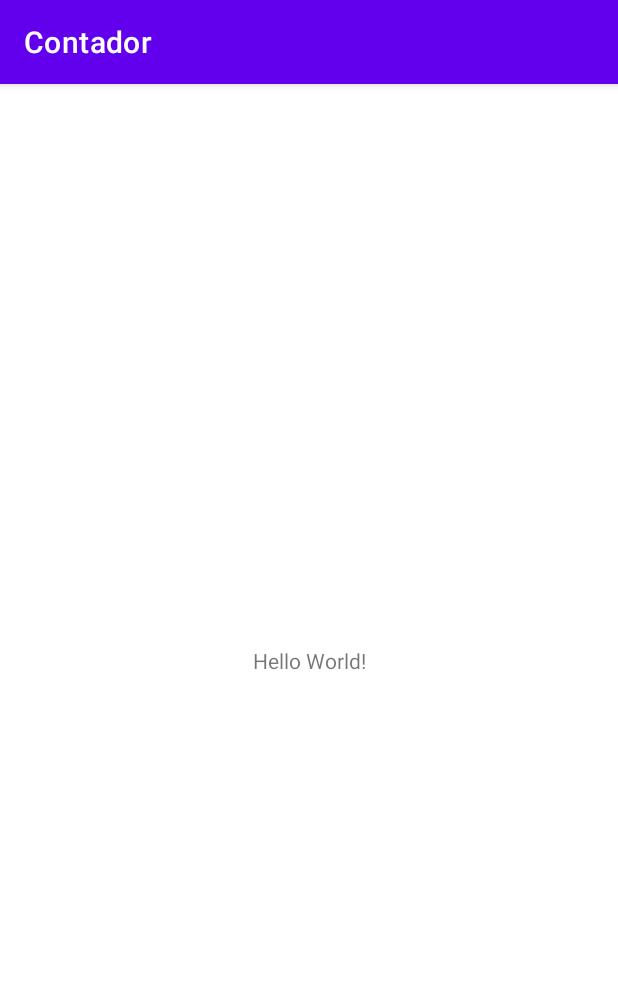
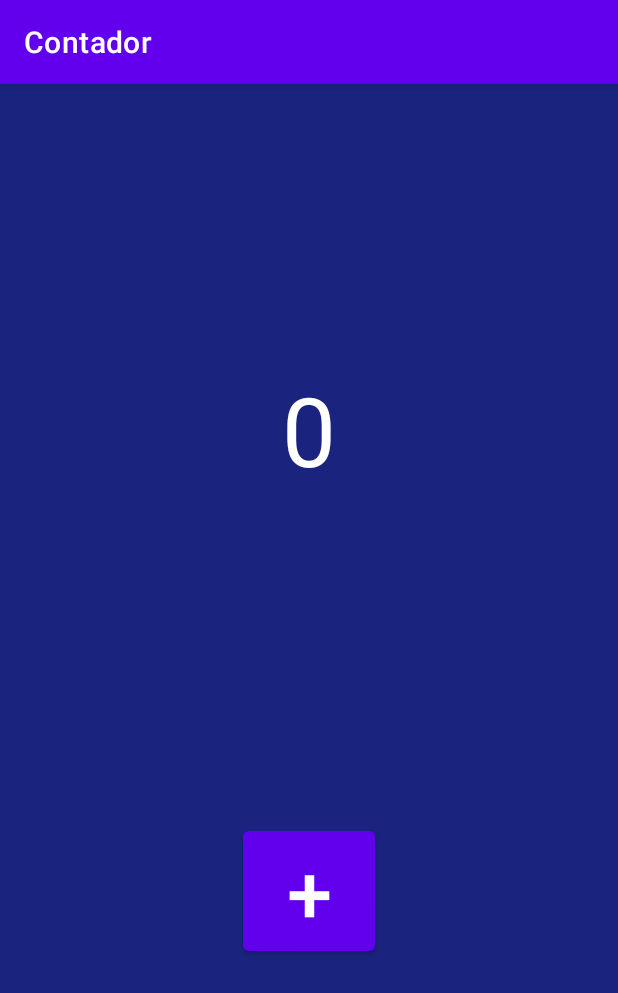
Before and after one commit to LucasOliveiraSimao/Contador, an Android app: the screen it shows after launch (MainActivity), on a phone screen of 412 x 824 dp. Shown: the top 993 px of the screen. Run offline under Robolectric (Android 15) with nearby library versions, the phone set to English and light mode, and no system bars.

Commit message:
Cria tela principal

```diff
--- a/app/src/main/res/layout/activity_main.xml
+++ b/app/src/main/res/layout/activity_main.xml
@@ -4,15 +4,56 @@
     xmlns:tools="http://schemas.android.com/tools"
     android:layout_width="match_parent"
     android:layout_height="match_parent"
+    android:background="#1A237E"
     tools:context=".MainActivity">
 
-    <TextView
+    <androidx.constraintlayout.widget.Guideline
+        android:id="@+id/guideline"
         android:layout_width="wrap_content"
         android:layout_height="wrap_content"
-        android:text="Hello World!"
-        app:layout_constraintBottom_toBottomOf="parent"
-        app:layout_constraintLeft_toLeftOf="parent"
-        app:layout_constraintRight_toRightOf="parent"
-        app:layout_constraintTop_toTopOf="parent" />
+        android:orientation="horizontal"
+        app:layout_constraintGuide_percent="0.10" />
+
+    <androidx.constraintlayout.widget.Guideline
+        android:id="@+id/guideline2"
+        android:layout_width="wrap_content"
+        android:layout_height="wrap_content"
+        android:orientation="horizontal"
+        app:layout_constraintGuide_percent="0.50" />
+
+    <androidx.constraintlayout.widget.Guideline
+        android:id="@+id/guideline3"
+        android:layout_width="wrap_content"
+        android:layout_height="wrap_content"
+        android:orientation="horizontal"
+        app:layout_constraintGuide_percent="0.90" />
+
+
+        <TextView
+            android:id="@+id/tv_display_count"
+            android:layout_width="wrap_content"
+            android:layout_height="wrap_content"
+            android:text="0"
+            android:textColor="@color/white"
+            android:textSize="64sp"
+            app:layout_constraintStart_toStartOf="parent"
+            app:layout_constraintEnd_toEndOf="parent"
+            app:layout_constraintBottom_toBottomOf="@id/guideline2"
+            app:layout_constraintTop_toTopOf="@id/guideline" />
+
+        <Button
+            android:id="@+id/btn_counter"
+            android:layout_width="wrap_content"
+            android:layout_height="wrap_content"
+            android:text="+"
+            android:textSize="54sp"
+            app:layout_constraintStart_toStartOf="parent"
+            app:layout_constraintEnd_toEndOf="parent"
+            app:layout_constraintTop_toTopOf="@id/guideline2"
+            app:layout_constraintBottom_toBottomOf="@id/guideline3" />
+
+
+
+
 
 </androidx.constraintlayout.widget.ConstraintLayout>
```
